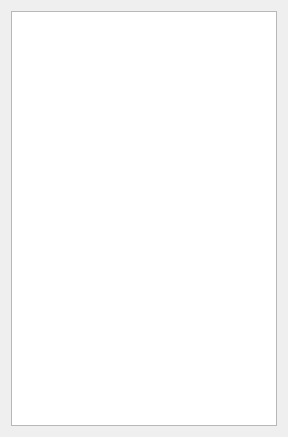
This is Server/serverdialog.ui in Jearyhao/MyChat as Qt 5 draws it before an edit. The edited form follows.
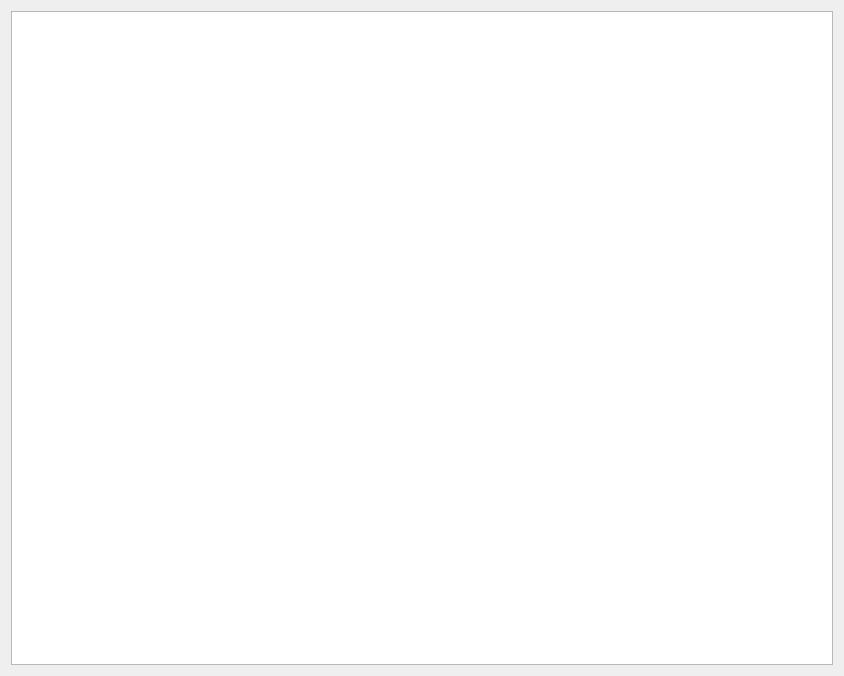
This is the edited form.

Commit message: clear server UI

What changed in the file:
```diff
--- a/Server/serverdialog.ui
+++ b/Server/serverdialog.ui
@@ -6,8 +6,8 @@
    <rect>
     <x>0</x>
     <y>0</y>
-    <width>288</width>
-    <height>437</height>
+    <width>844</width>
+    <height>676</height>
    </rect>
   </property>
   <property name="windowTitle">
```
Left out of the diff: 2 changed lines with no effect on the pictures. The commit also changes 3 other files.
